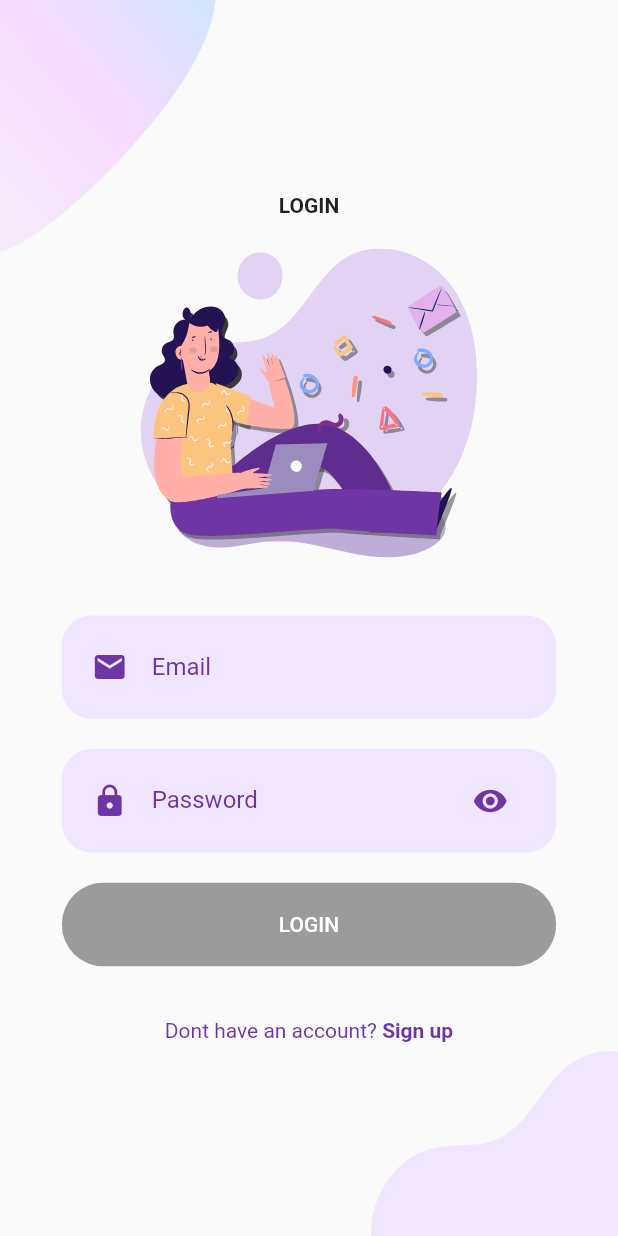
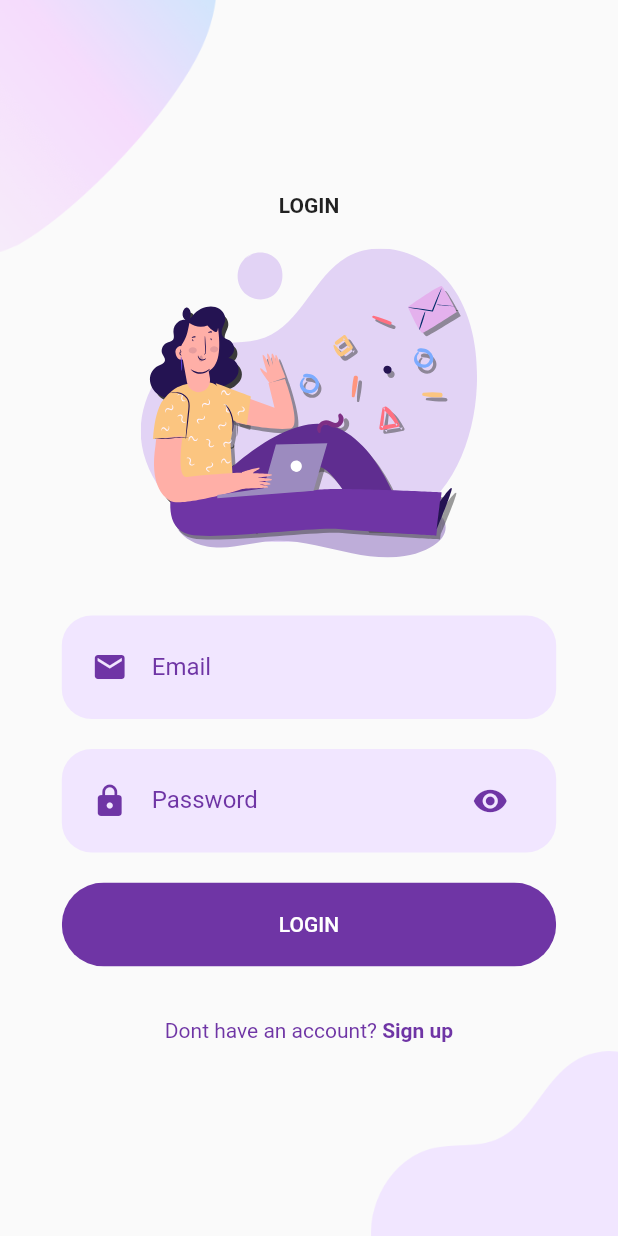
Before and after one commit to urielexis64/login_form, a Flutter app: the screen it shows after launch, on a phone screen of 412 x 824 dp. Run offline on Flutter 3.47's test engine with Material 2 defaults, Android fonts, the phone set to English and light mode, and no system bars; our stand-ins replace flutter_svg, image_picker, rxdart, velocity_x; missing offline and left inert: mime_type.

Commit message:
TextButton instead RaisedButton because deprecated

```diff
--- a/lib/src/shared/components/rounded_button.dart
+++ b/lib/src/shared/components/rounded_button.dart
@@ -21,9 +21,13 @@ class RoundedButton extends StatelessWidget {
       width: size.width * 0.8,
       child: ClipRRect(
         borderRadius: BorderRadius.circular(29),
-        child: RaisedButton(
-          padding: EdgeInsets.symmetric(vertical: 20, horizontal: 40),
-          color: color,
+        child: TextButton(
+          style: ButtonStyle(
+              backgroundColor: MaterialStateProperty.all<Color>(color),
+              padding: MaterialStateProperty.all<EdgeInsetsGeometry>(
+                  EdgeInsets.symmetric(
+                      vertical: Constants.padding,
+                      horizontal: Constants.padding * 2))),
           onPressed: press,
           child: Text(
             text,
```
